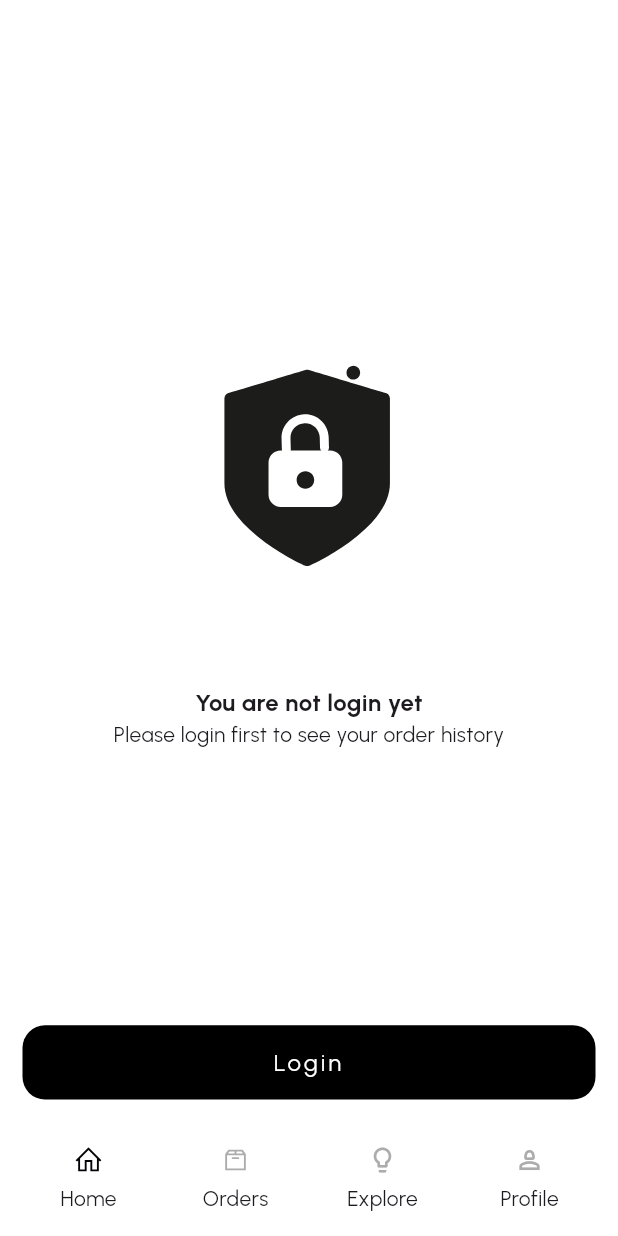
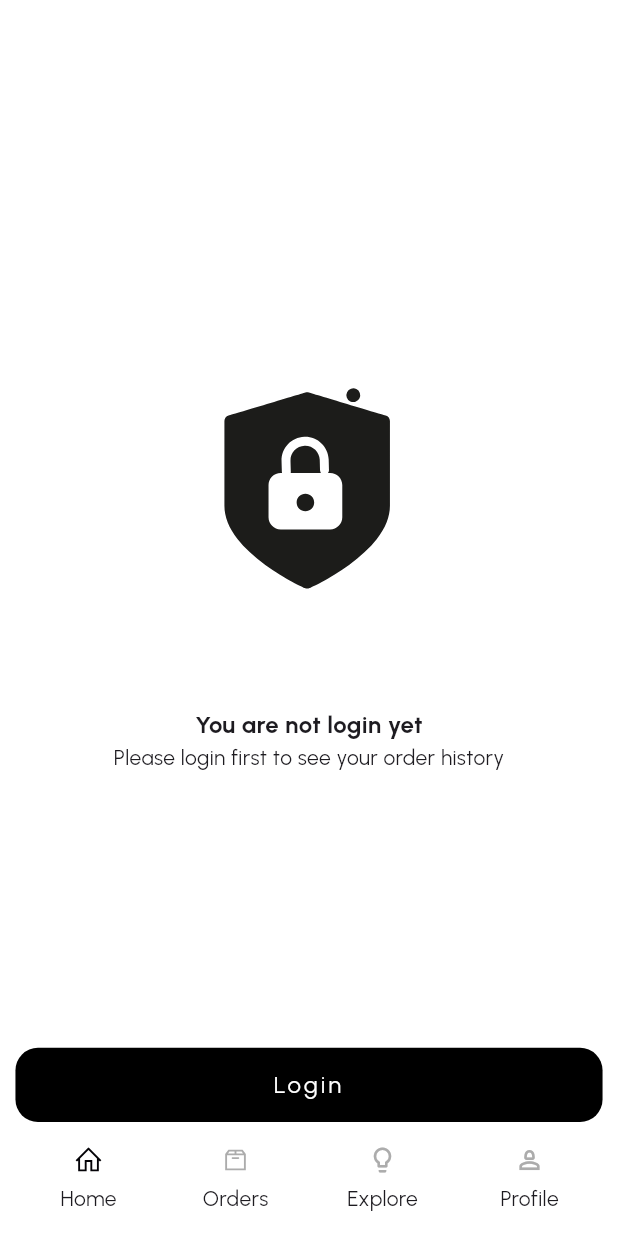
Before and after one commit to KirtanNarola13/colors_of_earth_in, a Flutter app: the screen it shows after launch, swiped to page 2, on a phone screen of 412 x 824 dp. Run offline on Flutter 3.47's test engine with Material 3 defaults, Android fonts, the phone set to English and light mode, and no system bars; drawn by our look-alikes of badges, custom_navigation_bar; our stand-ins replace audioplayers, carousel_slider, cloud_firestore, delightful_toast, fancy_shimmer_image, firebase_core and 10 more; missing offline and left inert: flutter_inappwebview, flutter_shakemywidget, onesignal_flutter, shape_of_view_null_safe, shopify_flutter; accounts and stored records are empty; generated files the repository leaves out were written again; network calls fail.

Commit message:
Bug solved

```diff
--- a/lib/colorsOfEarth/constant/constant.dart
+++ b/lib/colorsOfEarth/constant/constant.dart
@@ -1,28 +1,13 @@
 import 'package:firebase_remote_config/firebase_remote_config.dart';
 import 'package:logger/logger.dart';
 
-class Constant {
-  Constant._();
+class Constants {
+  Constants._internal();
+  static final Constants _instance = Constants._internal();
 
-  static final Constant constant = Constant._();
-
+  static Constants get instance => _instance;
   /// Remote Config
 
   FirebaseRemoteConfig? remoteConfig;
 
-  loadFireConfig() async {
-    remoteConfig = FirebaseRemoteConfig.instance;
-    remoteConfig?.setConfigSettings(RemoteConfigSettings(
-      fetchTimeout: const Duration(seconds: 10),
-      minimumFetchInterval: const Duration(seconds: 10),
-    ));
-
-    try {
-      await Constant.constant.remoteConfig
-          ?.fetchAndActivate()
-          .timeout(Duration(seconds: 10));
-    } catch (e) {
-      Logger().e(e);
-    }
-  }
 }
--- a/lib/colorsOfEarth/screens/home/components/apiDetailScreen/components/web_checkout.dart
+++ b/lib/colorsOfEarth/screens/home/components/apiDetailScreen/components/web_checkout.dart
@@ -1,5 +1,6 @@
 import 'dart:developer';
 
+import 'package:colors_of_earth/colorsOfEarth/utils/constant/constant.dart';
 import 'package:flutter/material.dart';
 import 'package:flutter_inappwebview/flutter_inappwebview.dart';
 
@@ -64,6 +65,7 @@ class _WebCheckoutState extends State<WebCheckout> {
                 NavigationAction navigationAction) async {
               var url = navigationAction.request.url.toString();
               if (url.contains("thank_you")) {
+                Constant.cartProducts.clear();
                 Navigator.pop(context);
                 return NavigationActionPolicy.CANCEL;
               } else if (url == "https://colorsofearth.in/") {
--- a/lib/colorsOfEarth/screens/home/controller/addToCartController.dart
+++ b/lib/colorsOfEarth/screens/home/controller/addToCartController.dart
@@ -27,7 +27,7 @@ class AddToCartController extends GetxController {
 
   calculateCartLength() {
     cartLength.value = Constant.cartProducts.length;
-    Logger().i("Cart length: $cartLength");
+    // Logger().i("Cart length: $cartLength");
   }
 
   checkProductExistInCart(int productId) {
--- a/lib/colorsOfEarth/screens/new/new_collection_screen.dart
+++ b/lib/colorsOfEarth/screens/new/new_collection_screen.dart
@@ -156,12 +156,11 @@ class _NewCollectionScreenState extends State<NewCollectionScreen> {
                                                 fontWeight: FontWeight.bold,
                                               ),
                                               overflow: TextOverflow.ellipsis,
+                                              maxLines: 2,
                                             ),
                                           ),
                                         ),
-                                        SizedBox(
-                                          height: height * 0.05,
-                                        ),
+                                        Spacer(),
                                         Container(
                                           alignment: Alignment.center,
                                           height: height * 0.03,
--- a/lib/colorsOfEarth/screens/new/view_collection_product/view_collection_product.dart
+++ b/lib/colorsOfEarth/screens/new/view_collection_product/view_collection_product.dart
@@ -106,6 +106,8 @@ class ViewCollectionProduct extends StatelessWidget {
                               fontWeight: FontWeight.bold,
                               fontSize: 14,
                             ),
+                            overflow: TextOverflow.ellipsis,
+                            maxLines: 2,
                           ),
                         ),
                       ],
--- a/lib/colorsOfEarth/screens/order/order.dart
+++ b/lib/colorsOfEarth/screens/order/order.dart
@@ -57,10 +57,13 @@ class _OrderState extends State<Order> {
               ),
             );
           },
-          child: Container(
+          child: Row(
+            mainAxisAlignment: MainAxisAlignment.center,
+            children: [
+              Container(
                 alignment: Alignment.center,
-            margin: const EdgeInsets.all(15),
                 height: height * 0.06,
+                width: width * 0.95,
                 decoration: const BoxDecoration(
                   color: Colors.black,
                   borderRadius: BorderRadius.all(
@@ -76,6 +79,8 @@ class _OrderState extends State<Order> {
                     letterSpacing: 2,
                   ),
                 ),
+              ),
+            ],
           ),
         ),
       ),
@@ -305,9 +310,6 @@ class _OrderState extends State<Order> {
                           // Return the order header and the list of line items
                           return Column(
                             children: [
-                              Text(
-                                "Order ID : ${order['id']}",
-                              ),
                               Column(children: lineItemWidgets),
                             ],
                           );
@@ -325,7 +327,7 @@ class _OrderState extends State<Order> {
                       padding: const EdgeInsets.all(60.0),
                       child: Image(
                         image: NetworkImage(
-                          Constant.constant.remoteConfig
+                          Constants.instance.remoteConfig
                                   ?.getString('colorsOfearth') ??
                               "",
                         ),
--- /dev/null
+++ b/lib/colorsOfEarth/utils/app_pref.dart
@@ -0,0 +1,36 @@
+import 'package:shared_preferences/shared_preferences.dart';
+
+class AppPref {
+  // region Pref Constants
+  static const _isLogin = "isLogin";
+  static const _token = "token";
+  static const _userData = "userData";
+  static const _isSubscribed = "isSubscribe";
+  static const _portraitReactionList = "portraitReactionList";
+  static const _adEnable = "adEnable";
+  static const _fcmToken = "fcmToken";
+  static const _isFirstOpen = "isFirstOpen";
+  static const _isIntroSeen = "isIntroSeen2";
+
+  // endregion
+
+  AppPref._();
+
+  static late final SharedPreferences _preference;
+
+  static Future<void> init() async {
+    _preference = await SharedPreferences.getInstance();
+  }
+
+  static Future<bool> clear() async {
+    return await _preference.clear();
+  }
+
+  static SharedPreferences get pref => _preference;
+
+  // static set isLogin(bool value) => _preference.setBool(_isLogin, value);
+  //
+  // static bool get isLogin => _preference.getBool(_isLogin) ?? false;
+  static set loginName(String value) => _preference.setString('name', value);
+  static String get name => _preference.getString('name') ?? "";
+}
```
Also changed, not shown: lib/colorsOfEarth/screens/home/components/apiDetailScreen/api_detail_screen.dart (+10 -15 lines), lib/colorsOfEarth/screens/home/home_screen.dart (+8 -10 lines), lib/colorsOfEarth/screens/profile/authantication/forgot_password.dart (+5 -3 lines), lib/colorsOfEarth/screens/profile/authantication/sign_in.dart (+7 -5 lines), lib/colorsOfEarth/screens/profile/controller/loginController.dart (+6 -3 lines), lib/colorsOfEarth/screens/profile/profile_screen.dart (+82 -22 lines), lib/main.dart (+26 -3 lines), pubspec.yaml (+5 -5 lines), lib/firebase_options.dart (deleted), pubspec.lock, 25 other files. Lines whose indentation alone changed are shown as unchanged.
